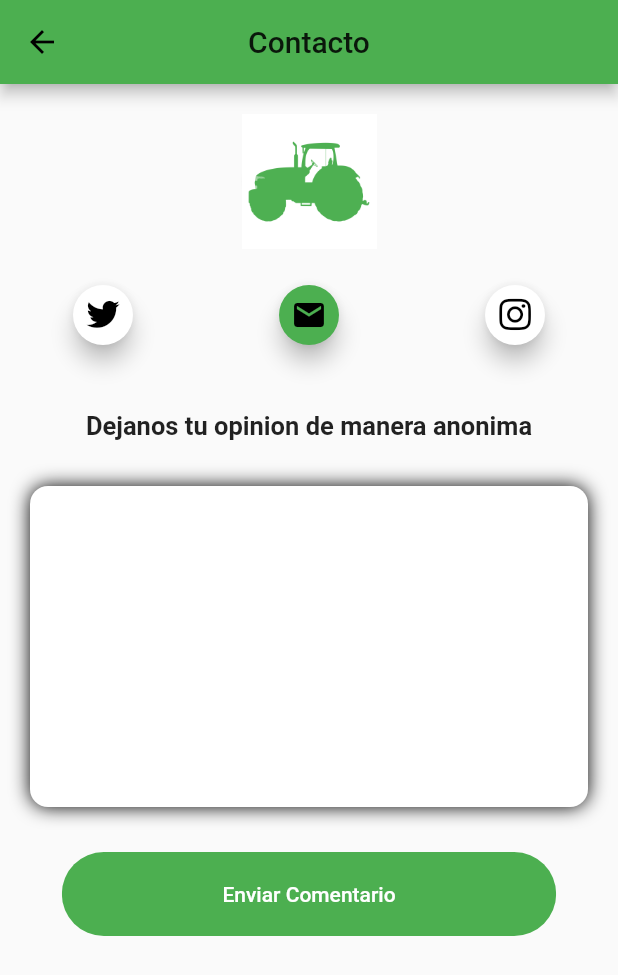
After one commit to HoltzTomas/CDPAPP, a Flutter app: the screen it shows once a user with an empty profile is signed in, in the side drawer, after a tap on "Contacto", on a phone screen of 412 x 824 dp. The commit adds this screen. Shown: the top 975 px of the screen. Run offline on Flutter 3.47's test engine with Material 2 defaults, Android fonts, the phone set to English and light mode, and no system bars; drawn by our look-alikes of overlay_support; our stand-ins replace cloud_firestore, connectivity, easy_splash_screen, file_picker, firebase_auth, firebase_core and 6 more; missing offline and left inert: flutter_webview_plugin, purchases_flutter, syncfusion_flutter_pdf, syncfusion_flutter_signaturepad; accounts and stored records are empty.

Commit message:
Contact screen social media buttons

```diff
--- /dev/null
+++ b/cdp_app/lib/Company/ui/screens/ContactScreen/contact_screen.dart
@@ -0,0 +1,37 @@
+import 'package:cdp_app/Company/ui/screens/ContactScreen/widgets/feedback_box.dart';
+import 'package:cdp_app/Company/ui/screens/ContactScreen/widgets/social_media_fabs.dart';
+import 'package:cdp_app/constants.dart';
+import 'package:flutter/material.dart';
+
+class ContactScreen extends StatelessWidget {
+  const ContactScreen({Key? key}) : super(key: key);
+
+  @override
+  Widget build(BuildContext context) {
+    return Scaffold(
+      appBar: AppBar(
+        backgroundColor: primaryColor,
+        centerTitle: true,
+        title: const Text("Contacto"),
+      ),
+      body: Container(
+        child: Column(
+          children: [
+            const SizedBox(height: defaultPadding),
+            Container(
+              alignment: Alignment.center,
+              child: CircleAvatar(
+                radius: 45,
+                child: Image.asset("assets/icons/app_icon.png"),
+              ),
+            ),
+            const SizedBox(height: defaultPadding),
+            const SocialMediaFABS(),
+            const SizedBox(height: defaultPadding * 2),
+            const FeedbackBox()
+          ],
+        ),
+      ),
+    );
+  }
+}
--- /dev/null
+++ b/cdp_app/lib/Company/ui/screens/ContactScreen/widgets/feedback_box.dart
@@ -0,0 +1,70 @@
+import 'package:cdp_app/Company/ui/widgets/rounded_button.dart';
+import 'package:cdp_app/constants.dart';
+import 'package:flutter/material.dart';
+
+class FeedbackBox extends StatefulWidget {
+  const FeedbackBox({
+    Key? key,
+  }) : super(key: key);
+
+  @override
+  _FeedbackBoxState createState() => _FeedbackBoxState();
+}
+
+class _FeedbackBoxState extends State<FeedbackBox> {
+  final TextEditingController commentController = TextEditingController();
+
+  @override
+  Widget build(BuildContext context) {
+    return Column(
+      children: [
+        Container(
+          margin: const EdgeInsets.symmetric(horizontal: defaultPadding),
+          child: const Text(
+            "Dejanos tu opinion de manera anonima",
+            textAlign: TextAlign.center,
+            style: TextStyle(fontWeight: FontWeight.bold, fontSize: 17),
+          ),
+        ),
+        const SizedBox(height: defaultPadding * 1.5),
+        Container(
+          margin: const EdgeInsets.symmetric(horizontal: defaultPadding),
+          padding: const EdgeInsets.symmetric(horizontal: defaultPadding / 2),
+          decoration: BoxDecoration(
+              borderRadius: BorderRadius.circular(12),
+              color: whiteColor,
+              boxShadow: const [BoxShadow(blurRadius: 10)]),
+          child: TextField(
+            maxLines: 10,
+            controller: commentController,
+            decoration: const InputDecoration(border: InputBorder.none),
+          ),
+        ),
+        const SizedBox(height: defaultPadding),
+        RoundedButton(
+          text: "Enviar Comentario",
+          press: () {
+            if (commentController.text.isNotEmpty) {
+              commentController.clear();
+              ScaffoldMessenger.of(context).showSnackBar(
+                const SnackBar(
+                  behavior: SnackBarBehavior.floating,
+                  backgroundColor: primaryColor,
+                  content: Text("Comentario enviado con exito!!"),
+                ),
+              );
+            } else {
+              ScaffoldMessenger.of(context).showSnackBar(
+                const SnackBar(
+                  behavior: SnackBarBehavior.floating,
+                  backgroundColor: primaryColor,
+                  content: Text("No has escrito ningún comentario"),
+                ),
+              );
+            }
+          },
+        )
+      ],
+    );
+  }
+}
--- /dev/null
+++ b/cdp_app/lib/Company/ui/screens/ContactScreen/widgets/social_media_fabs.dart
@@ -0,0 +1,67 @@
+import 'package:cdp_app/Company/ui/screens/ContactScreen/widgets/social_media_icons.dart';
+import 'package:cdp_app/Company/ui/screens/ContactScreen/widgets/web_view_screen.dart';
+import 'package:cdp_app/constants.dart';
+import 'package:flutter/material.dart';
+import 'package:page_transition/page_transition.dart';
+
+class SocialMediaFABS extends StatelessWidget {
+  ///Floating Action Buttons which redirects users to our social media accounts
+  const SocialMediaFABS({
+    Key? key,
+  }) : super(key: key);
+
+  @override
+  Widget build(BuildContext context) {
+    return Row(
+      mainAxisAlignment: MainAxisAlignment.spaceAround,
+      children: [
+        FloatingActionButton(
+          onPressed: () {
+            Navigator.push(
+              context,
+              PageTransition(
+                child: const WebViewScreen(
+                  url: "twitter.com/teamcdpapp",
+                  appBarTitle: "Twitter",
+                ),
+                type: PageTransitionType.bottomToTop,
+              ),
+            );
+          },
+          heroTag: "Twitter Button",
+          mini: true,
+          backgroundColor: whiteColor,
+          child: const Icon(SocialMediaIcons.twitter),
+        ),
+        FloatingActionButton(
+          onPressed: () {},
+          heroTag: "Email Button",
+          backgroundColor: primaryColor,
+          mini: true,
+          child: const Icon(
+            Icons.email,
+            color: darkColor,
+          ),
+        ),
+        FloatingActionButton(
+          onPressed: () {
+            Navigator.push(
+              context,
+              PageTransition(
+                child: const WebViewScreen(
+                  url: "instagram.com/cdp.app",
+                  appBarTitle: "Instagram",
+                ),
+                type: PageTransitionType.bottomToTop,
+              ),
+            );
+          },
+          heroTag: "Instagram Button",
+          backgroundColor: whiteColor,
+          mini: true,
+          child: const Icon(SocialMediaIcons.instagram),
+        ),
+      ],
+    );
+  }
+}
--- /dev/null
+++ b/cdp_app/lib/Company/ui/screens/ContactScreen/widgets/social_media_icons.dart
@@ -0,0 +1,40 @@
+/// Flutter icons SocialMediaIcons
+/// Copyright (C) 2021 by original authors @ fluttericon.com, fontello.com
+/// This font was generated by FlutterIcon.com, which is derived from Fontello.
+///
+/// To use this font, place it in your fonts/ directory and include the
+/// following in your pubspec.yaml
+///
+/// flutter:
+///   fonts:
+///    - family:  SocialMediaIcons
+///      fonts:
+///       - asset: fonts/SocialMediaIcons.ttf
+///
+///
+/// * Font Awesome 4, Copyright (C) 2016 by Dave Gandy
+///         Author:    Dave Gandy
+///         License:   SIL ()
+///         Homepage:  http://fortawesome.github.com/Font-Awesome/
+/// * Font Awesome 5, Copyright (C) 2016 by Dave Gandy
+///         Author:    Dave Gandy
+///         License:   SIL (https://github.com/FortAwesome/Font-Awesome/blob/master/LICENSE.txt)
+///         Homepage:  http://fortawesome.github.com/Font-Awesome/
+/// * Entypo, Copyright (C) 2012 by Daniel Bruce
+///         Author:    Daniel Bruce
+///         License:   SIL (http://scripts.sil.org/OFL)
+///         Homepage:  http://www.entypo.com
+///
+import 'package:flutter/widgets.dart';
+
+class SocialMediaIcons {
+  SocialMediaIcons._();
+
+  static const _kFontFam = 'SocialMediaIcons';
+  static const String? _kFontPkg = null; //Le saque el ? despues del String
+
+  static const IconData youtube = IconData(0xf167, fontFamily: _kFontFam, fontPackage: _kFontPkg);
+  static const IconData instagram = IconData(0xf16d, fontFamily: _kFontFam, fontPackage: _kFontPkg);
+  static const IconData twitter = IconData(0xf309, fontFamily: _kFontFam, fontPackage: _kFontPkg);
+  static const IconData facebook_1 = IconData(0xf30c, fontFamily: _kFontFam, fontPackage: _kFontPkg);
+}
--- a/cdp_app/lib/Company/ui/screens/HomeScreen/widgets/home_drawer.dart
+++ b/cdp_app/lib/Company/ui/screens/HomeScreen/widgets/home_drawer.dart
@@ -1,4 +1,5 @@
 import 'package:cdp_app/Company/ui/screens/AccountConfigurationScreen/account_configuration_screen.dart';
+import 'package:cdp_app/Company/ui/screens/ContactScreen/contact_screen.dart';
 import 'package:cdp_app/Company/ui/screens/ElectronicCDP/electronic_cdp_screen.dart';
 import 'package:cdp_app/Company/ui/screens/HomeScreen/widgets/close_session_dialog.dart';
 import 'package:cdp_app/Company/ui/screens/HowToUseScreen/how_to_use_screen.dart';
@@ -57,7 +58,7 @@ class HomeDrawer extends StatelessWidget {
           ),
           const Divider(),
           ListTile(
-            leading: const Icon(Icons.account_box),
+            leading: const Icon(Icons.account_box_outlined),
             title: const Text("Mi cuenta"),
             onTap: () {
               Navigator.push(
@@ -71,7 +72,7 @@ class HomeDrawer extends StatelessWidget {
           Consumer(
             builder: (context, watch, child) {
               return ListTile(
-                leading: const Icon(Icons.help_center_outlined),
+                leading: const Icon(Icons.star_border),
                 title: Text(watch(isSubActive).state
                     ? "CDP APP PRO (Activa)"
                     : "CDP APP PRO"),
@@ -87,6 +88,18 @@ class HomeDrawer extends StatelessWidget {
                   );
                 },
               );
+            },
+          ),
+          ListTile(
+            leading: const Icon(Icons.contact_page_outlined),
+            title: const Text("Contacto"),
+            onTap: () {
+              Navigator.push(
+                    context,
+                    PageTransition(
+                        child: const ContactScreen(),
+                        type: PageTransitionType.rightToLeft),
+                  );
             },
           ),
           ListTile(
--- a/cdp_app/pubspec.yaml
+++ b/cdp_app/pubspec.yaml
@@ -23,6 +23,7 @@ dependencies:
   firebase_storage: ^8.1.3
   flutter_riverpod: ^0.14.0+3
   flutter_svg: ^0.22.0
+  flutter_webview_plugin: ^0.4.0
   purchases_flutter: ^3.4.0
   lint: ^1.5.3
   open_file: ^3.2.1
@@ -50,3 +51,8 @@ flutter:
   assets:
     - assets/icons/
     - assets/images/
+
+  fonts:
+    - family: SocialMediaIcons
+      fonts:
+        - asset: assets/icons/SocialMediaIcons.ttf
```
Also changed, not shown: cdp_app/lib/Company/ui/screens/ContactScreen/widgets/web_view_screen.dart (added, +26 -0 lines), cdp_app/assets/icons/SocialMediaIcons.ttf (added), cdp_app/pubspec.lock, 2 other files.
